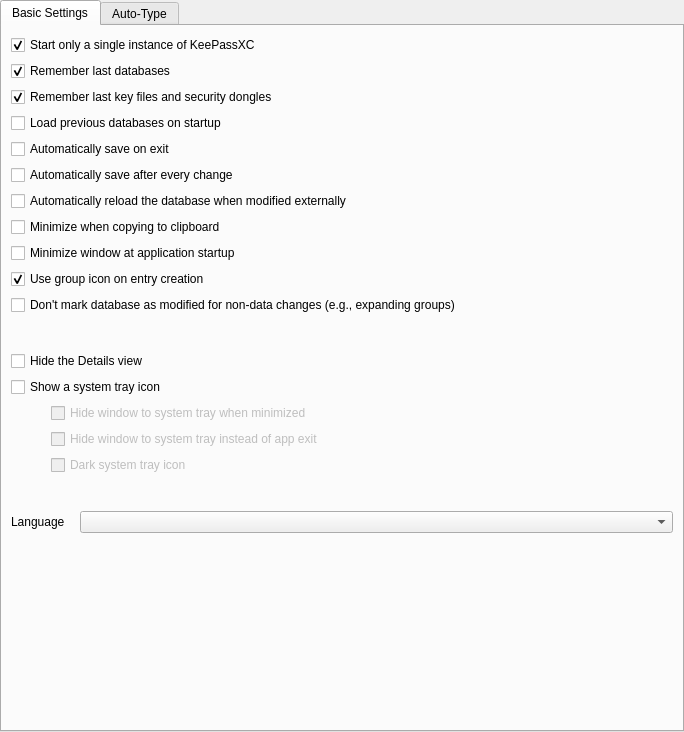
Before: the Qt Designer form src/gui/SettingsWidgetGeneral.ui in keepassxreboot/keepassxc, drawn with Qt 5.
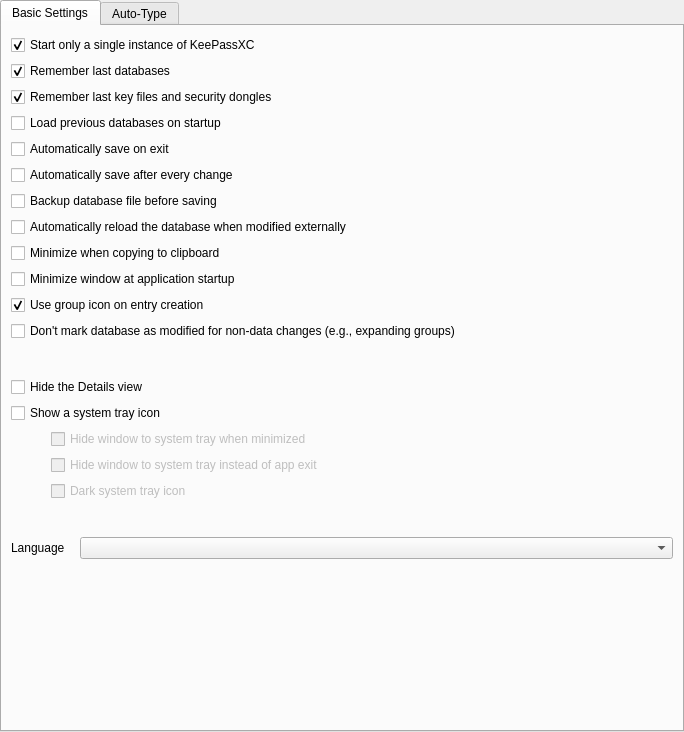
After: the same form once the commit is applied. Custom widgets are drawn as their Qt base class.

Commit message:
Correct saving files to DropBox/Drive/OneDrive
* Replaces QSaveFile with QTemporaryFile
* Added backup before save config setting
* This method may cause data loss (see comments)

Diff of the .ui file:
```diff
--- a/src/gui/SettingsWidgetGeneral.ui
+++ b/src/gui/SettingsWidgetGeneral.ui
@@ -84,6 +84,13 @@
          </property>
         </widget>
        </item>
+       <item>
+        <widget class="QCheckBox" name="backupBeforeSaveCheckBox">
+         <property name="text">
+          <string>Backup database file before saving</string>
+         </property>
+        </widget>
+       </item>
        <item>
         <widget class="QCheckBox" name="autoReloadOnChangeCheckBox">
          <property name="text">
```
The commit also changes 5 other files.
